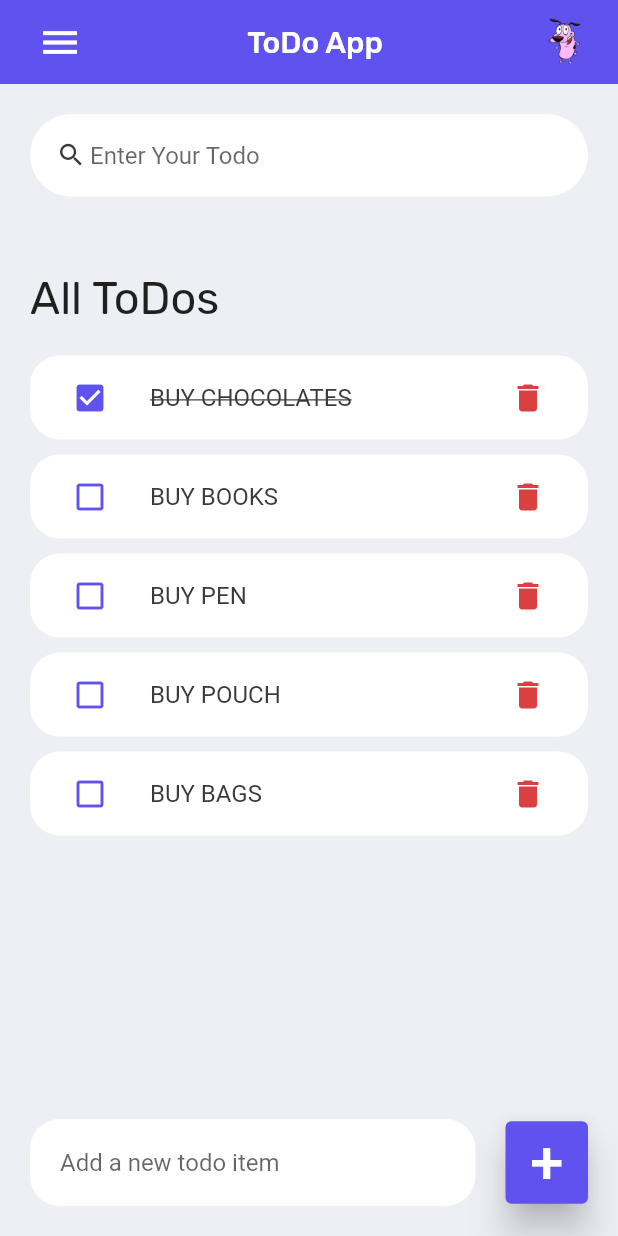
After one commit to developer-sanjai/todo_flutter, a Flutter app: the screen it shows after launch, on a phone screen of 412 x 824 dp. The commit adds this screen. Run offline on Flutter 3.47's test engine with Material 2 defaults, Android fonts, the phone set to English and light mode, and no system bars; project files that could hold a hidden picture were left out.

Commit message:
Complete the ToDo App:tada

```diff
--- a/lib/screens/home.dart
+++ b/lib/screens/home.dart
@@ -1,12 +1,68 @@
 import 'package:flutter/material.dart';
 import 'package:todo_flutter/constants/colors.dart';
+import 'package:todo_flutter/model/todo.dart';
 import 'package:todo_flutter/widgets/SearchBar.dart';
+import 'package:todo_flutter/widgets/bottomStack.dart';
 import 'package:todo_flutter/widgets/todolist.dart';
 
-class Home extends StatelessWidget {
+class Home extends StatefulWidget {
   final String title;
   //Constructor
   const Home({super.key, required this.title});
+
+  @override
+  State<Home> createState() => _HomeState();
+}
+
+class _HomeState extends State<Home> {
+  final _todos = Todo.todoList(); // Global state
+  List<Todo> _foundedTodo = [];
+  final _todoController = TextEditingController(); // Textfield handler
+  final _SearchController = TextEditingController();
+
+  @override
+  void initState() {
+    _foundedTodo = _todos;
+    super.initState();
+  }
+
+  void _handleToDoChange(Todo todo) {
+    setState(() {
+      todo.isDone = !todo.isDone;
+    });
+  }
+
+  void _handleToDoDeleted(int id) {
+    setState(() {
+      _todos.removeWhere((todo) => todo.id == id);
+    });
+  }
+
+  void _addtodoItem(String todoText) {
+    if (todoText.length >= 10) {
+      setState(() {
+        _todos.add(
+            Todo(text: todoText, id: DateTime.now().millisecondsSinceEpoch));
+      });
+    }
+    _todoController.clear();
+  }
+
+  void _searchTodo(String searchtext) {
+    if (searchtext.isNotEmpty) {
+      setState(() {
+        _foundedTodo = _foundedTodo
+            .where((todo) =>
+                todo.text.toLowerCase().contains(searchtext.toLowerCase()))
+            .toList();
+      });
+    } else {
+      setState(() {
+        _foundedTodo = _todos;
+      });
+    }
+  }
+
   @override
   Widget build(BuildContext context) {
     return Scaffold(
@@ -17,58 +73,21 @@ class Home extends StatelessWidget {
           Container(
             padding: const EdgeInsets.symmetric(horizontal: 20, vertical: 20),
             child: Column(
-              children: const [
-                SearchBar(),
-                Todolist(),
+              children: [
+                SearchBar(
+                    searchController: _SearchController,
+                    searchTodo: _searchTodo),
+                Todolist(
+                  todos: _foundedTodo,
+                  handleToDoChange: _handleToDoChange,
+                  handleToDoDeleted: _handleToDoDeleted,
+                ),
               ],
             ),
           ),
-          Align(
-            alignment: Alignment.bottomCenter,
-            child: Row(
-              children: [
-                Expanded(
-                  child: Container(
-                    margin:
-                        const EdgeInsets.only(bottom: 20, left: 20, right: 20),
-                    padding: const EdgeInsets.symmetric(
-                      horizontal: 20,
-                      vertical: 5,
-                    ),
-                    decoration: BoxDecoration(
-                      borderRadius: BorderRadius.circular(20),
-                      color: Colors.white,
-                    ),
-                    child: const TextField(
-                      decoration: InputDecoration(
-                        hintText: 'Add a new todo item',
-                        border: InputBorder.none,
-                      ),
-                    ),
-                  ),
-                ),
-                Container(
-                  margin: const EdgeInsets.only(
-                    bottom: 20,
-                    right: 20,
-                  ),
-                  child: ElevatedButton(
-                    style: ElevatedButton.styleFrom(
-                      backgroundColor: tdBlue,
-                      minimumSize: const Size(55, 55),
-                      elevation: 10,
-                    ),
-                    child: const Text(
-                      "+",
-                      style: TextStyle(
-                        fontSize: 40,
-                      ),
-                    ),
-                    onPressed: () {},
-                  ),
-                )
-              ],
-            ),
+          BottomStack(
+            todoController: _todoController,
+            addtodoItem: _addtodoItem,
           ),
         ],
       ),
@@ -89,7 +108,7 @@ class Home extends StatelessWidget {
                 size: 30,
               )),
           Text(
-            title,
+            widget.title,
             style: const TextStyle(fontFamily: 'Rubik', color: Colors.white),
           ),
           SizedBox(
--- a/lib/widgets/SearchBar.dart
+++ b/lib/widgets/SearchBar.dart
@@ -1,13 +1,13 @@
 import 'package:flutter/material.dart';
 import 'package:todo_flutter/constants/colors.dart';
 
-class SearchBar extends StatefulWidget {
-  const SearchBar({super.key});
-  @override
-  State<SearchBar> createState() => _SearchBarState();
-}
+class SearchBar extends StatelessWidget {
+  final searchController;
+  final searchTodo;
+  //Constructor
+  const SearchBar(
+      {super.key, required this.searchController, required this.searchTodo});
 
-class _SearchBarState extends State<SearchBar> {
   @override
   Widget build(BuildContext context) {
     return Container(
@@ -16,8 +16,10 @@ class _SearchBarState extends State<SearchBar> {
         color: Colors.white,
         borderRadius: BorderRadius.circular(45),
       ),
-      child: const TextField(
-        decoration: InputDecoration(
+      child: TextField(
+        controller: searchController,
+        onChanged: (value) => searchTodo(searchController.text),
+        decoration: const InputDecoration(
           border: InputBorder.none,
           contentPadding: EdgeInsets.all(18),
           hintText: 'Enter Your Todo',
--- /dev/null
+++ b/lib/widgets/bottomStack.dart
@@ -0,0 +1,64 @@
+import 'package:flutter/material.dart';
+import 'package:todo_flutter/constants/colors.dart';
+
+class BottomStack extends StatelessWidget {
+  final todoController;
+  final addtodoItem;
+
+  //Constructor
+  const BottomStack(
+      {super.key, required this.todoController, required this.addtodoItem});
+
+  @override
+  Widget build(BuildContext context) {
+    return Align(
+      alignment: Alignment.bottomCenter,
+      child: Row(
+        children: [
+          Expanded(
+            child: Container(
+              margin: const EdgeInsets.only(bottom: 20, left: 20, right: 20),
+              padding: const EdgeInsets.symmetric(
+                horizontal: 20,
+                vertical: 5,
+              ),
+              decoration: BoxDecoration(
+                borderRadius: BorderRadius.circular(20),
+                color: Colors.white,
+              ),
+              child: TextField(
+                controller: todoController,
+                decoration: const InputDecoration(
+                  hintText: 'Add a new todo item',
+                  border: InputBorder.none,
+                ),
+              ),
+            ),
+          ),
+          Container(
+            margin: const EdgeInsets.only(
+              bottom: 20,
+              right: 20,
+            ),
+            child: ElevatedButton(
+              style: ElevatedButton.styleFrom(
+                backgroundColor: tdBlue,
+                minimumSize: const Size(55, 55),
+                elevation: 10,
+              ),
+              child: const Text(
+                "+",
+                style: TextStyle(
+                  fontSize: 40,
+                ),
+              ),
+              onPressed: () {
+                addtodoItem(todoController.text);
+              },
+            ),
+          )
+        ],
+      ),
+    );
+  }
+}
--- a/lib/widgets/todolist.dart
+++ b/lib/widgets/todolist.dart
@@ -3,27 +3,16 @@ import 'package:flutter/widgets.dart';
 import 'package:todo_flutter/model/todo.dart';
 import 'package:todo_flutter/widgets/todo_item.dart';
 
-class Todolist extends StatefulWidget {
-  const Todolist({super.key});
-  @override
-  State<Todolist> createState() => _TodolistState();
-}
-
-class _TodolistState extends State<Todolist> {
-  final _todos = Todo.todoList();
-  void _handleToDoChange(Todo todo) {
-    setState(() {
-      todo.isDone = !todo.isDone;
-    });
-  }
-
-  void _handleToDoDeleted(int id) {
-    print("triggering..");
-    setState(() {
-      _todos.removeWhere((todo) => todo.id == id);
-    });
-  }
-
+class Todolist extends StatelessWidget {
+  final handleToDoChange;
+  final handleToDoDeleted;
+  final todos;
+  const Todolist(
+      {super.key,
+      required this.todos,
+      required this.handleToDoChange,
+      required this.handleToDoDeleted});
+  // final _todos = Todo.todoList();
   @override
   Widget build(BuildContext context) {
     return Expanded(
@@ -38,11 +27,11 @@ class _TodolistState extends State<Todolist> {
               ),
             ),
           ]),
-          for (var todo in _todos)
+          for (var todo in todos)
             TodoItem(
               todo: todo,
-              onDeleted: _handleToDoDeleted,
-              onToDoChanged: _handleToDoChange,
+              onDeleted: handleToDoDeleted,
+              onToDoChanged: handleToDoChange,
             ),
         ],
       ),
```
